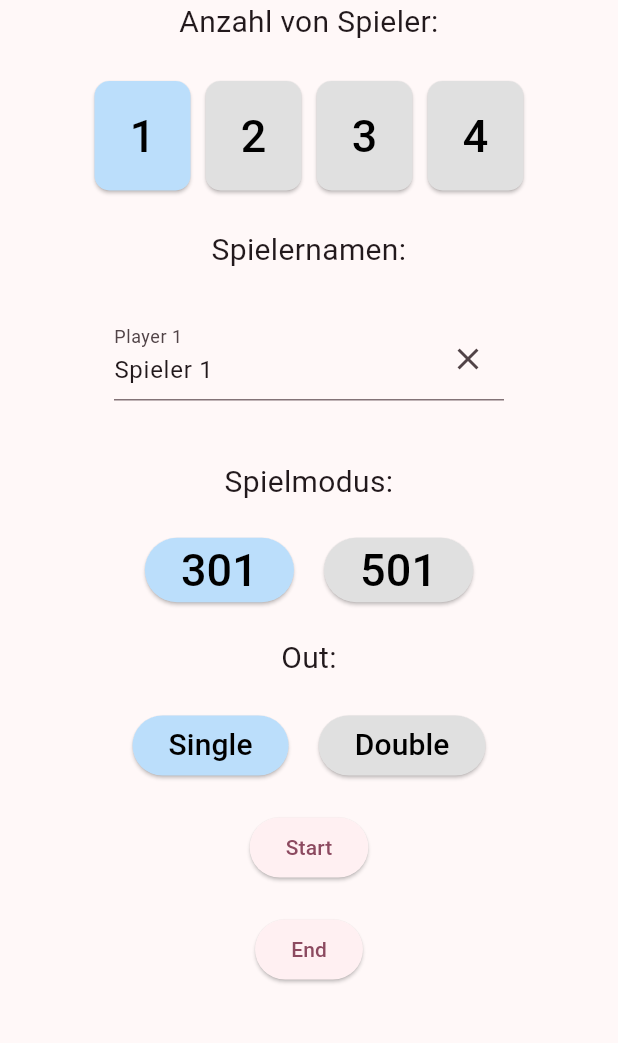
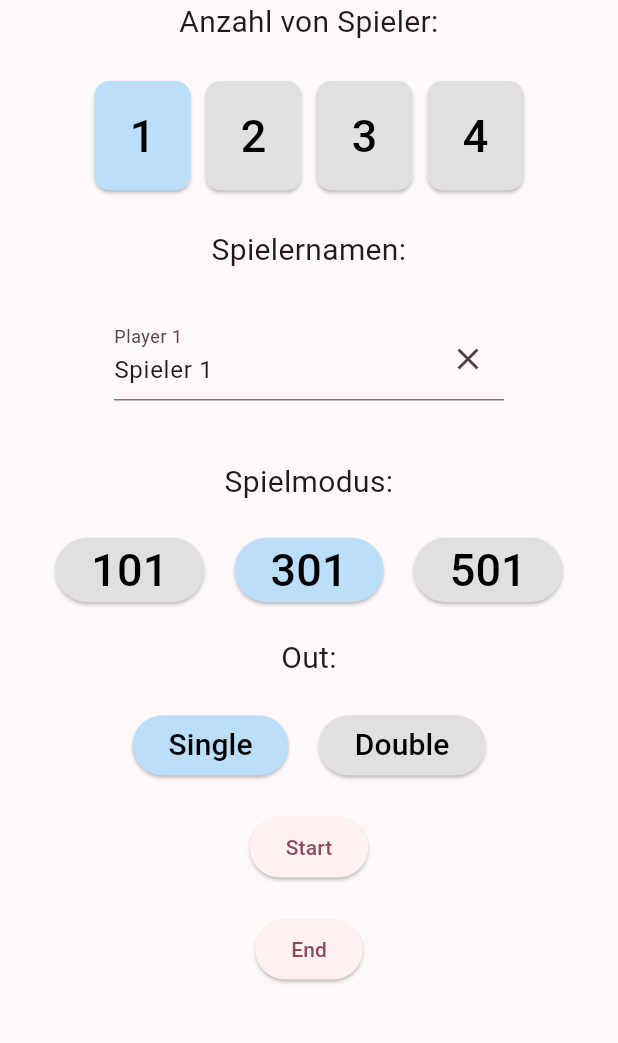
Before and after one commit to PassiSchoppi/DartPilot, a Flutter app: the screen it shows after launch, after a tap on "301", on a phone screen of 412 x 824 dp, the part 138-1181 px from its top. Run offline on Flutter 3.47's test engine with Material 3 defaults, Android fonts, the phone set to English and light mode, and no system bars.

Commit message:
Fix minor issues

```diff
--- a/lib/end.dart
+++ b/lib/end.dart
@@ -19,17 +19,17 @@ class EndScreen extends StatelessWidget {
             ),
             SizedBox(height: 20),
             Text(
-              '$winnerName\nWins!',
+              '$winnerName\nhat gewonnen!',
               textAlign: TextAlign.center,
               style: TextStyle(
-                fontSize: 24,
+                fontSize: 48,
                 fontWeight: FontWeight.bold,
                 color: Colors.orange,
                 shadows: [
                   Shadow(
                     blurRadius: 10.0,
                     color: Colors.black54,
-                    offset: Offset(5.0, 5.0),
+                    offset: Offset(2.0, 2.0),
                   ),
                 ],
               ),
--- a/lib/game_active_stats.dart
+++ b/lib/game_active_stats.dart
@@ -34,7 +34,7 @@ class ActiveStats extends StatelessWidget {
               ),
             );
           }),
-          Text(gameData.is301 ? '/301' : '/501',
+          Text('/'+gameData.gameMode.toString(),
               style: TextStyle(fontSize: 24, fontStyle: FontStyle.italic)),
           Flexible(
               child: Padding(
--- a/lib/game_data.dart
+++ b/lib/game_data.dart
@@ -2,6 +2,8 @@ import 'package:flutter/material.dart';
 import 'end.dart'; // Vergewissere dich, dass der Pfad korrekt ist
 import 'game_point_selector.dart';
 import 'zwischenBild.dart';
+
+
 
 class GameData with ChangeNotifier {
   static final GameData _instance = GameData._internal();
@@ -135,7 +137,7 @@ class GameData with ChangeNotifier {
         (index) => List.generate(
             NUMBER_OF_SETS,
             (index) =>
-                List.generate(NUMBER_OF_LEGS, (index) => is301 ? 301 : 501)));
+                List.generate(NUMBER_OF_LEGS, (index) => gameMode)));
 
     // Iterate over playerScoresByRound and sum up points for each player
     for (int player = 0; player < numberOfPlayers; player++) {
@@ -145,10 +147,10 @@ class GameData with ChangeNotifier {
             leggy++) {
           // Clear existing playerScores
           if (setty == activeSet && leggy == activeLeg) {
-            activeScoresByPlayers[player] = is301 ? 301 : 501;
+            activeScoresByPlayers[player] = gameMode;
           }
           List<int> counter =
-              List.generate(MAX_PLAYER_COUNT, (index) => is301 ? 301 : 501);
+              List.generate(MAX_PLAYER_COUNT, (index) => gameMode);
           for (int round = 0;
               round < playerScoresByRound[player][setty][leggy].length;
               round++) {
@@ -219,7 +221,7 @@ class GameData with ChangeNotifier {
 
   // Spielmodus
   bool isSingle = true;
-  bool is301 = true;
+  int gameMode = 501;
   static const MAX_PLAYER_COUNT = 4;
   static const NUMBER_OF_SETS = 3;
   static const NUMBER_OF_LEGS = 3;
--- a/lib/main.dart
+++ b/lib/main.dart
@@ -226,16 +226,34 @@ class _MyHomePageState extends State<MyHomePage> {
     return Row(
       mainAxisAlignment: MainAxisAlignment.center,
       children: <Widget>[
-        SizedBox(height: 10),
         ElevatedButton(
           onPressed: () {
             setState(() {
-              gameData.is301 = true;
+              gameData.gameMode = 101;
             });
             gameData.calculateScores();
           },
           style: ElevatedButton.styleFrom(
-            backgroundColor: gameData.is301 ? Colors.blue[100] : Colors.grey[300],
+            backgroundColor: (gameData.gameMode == 101) ? Colors.blue[100] : Colors.grey[300],
+          ),
+          child: Text(
+            '101',
+            style: TextStyle(
+              color: Colors.black,
+              fontSize: 30.0,
+            ),
+          ),
+        ),
+        SizedBox(width: 20),
+        ElevatedButton(
+          onPressed: () {
+            setState(() {
+              gameData.gameMode = 301;
+            });
+            gameData.calculateScores();
+          },
+          style: ElevatedButton.styleFrom(
+            backgroundColor: (gameData.gameMode == 301) ? Colors.blue[100] : Colors.grey[300],
           ),
           child: Text(
             '301',
@@ -249,12 +267,12 @@ class _MyHomePageState extends State<MyHomePage> {
         ElevatedButton(
           onPressed: () {
             setState(() {
-              gameData.is301 = false;
+              gameData.gameMode = 501;
             });
             gameData.calculateScores();
           },
           style: ElevatedButton.styleFrom(
-            backgroundColor: !gameData.is301 ? Colors.blue[100] : Colors.grey[300],
+            backgroundColor: (gameData.gameMode == 501) ? Colors.blue[100] : Colors.grey[300],
           ),
           child: Text(
             '501',
--- a/lib/zwischenBild.dart
+++ b/lib/zwischenBild.dart
@@ -35,7 +35,6 @@ Widget generateTable(GameData gameData, BuildContext context) {
           itemCount: GameData
               .NUMBER_OF_SETS, // Assuming all players have the same number of sets
           itemBuilder: (BuildContext context, int set_index) {
-            if (set_index < gameData.activeSet + 1) {
             // Check if the current row is odd or even to apply different background colors
             final Color? backgroundColor =
                 set_index % 2 == 0 ? Colors.grey[200] : Colors.white;
@@ -79,7 +78,6 @@ Widget generateTable(GameData gameData, BuildContext context) {
                 ],
               ),
             );
-            }
           }),
     ],
   );
```
Also changed, not shown: lib/game_point_selector.dart (+12 -1 lines). Lines whose indentation alone changed are shown as unchanged.
